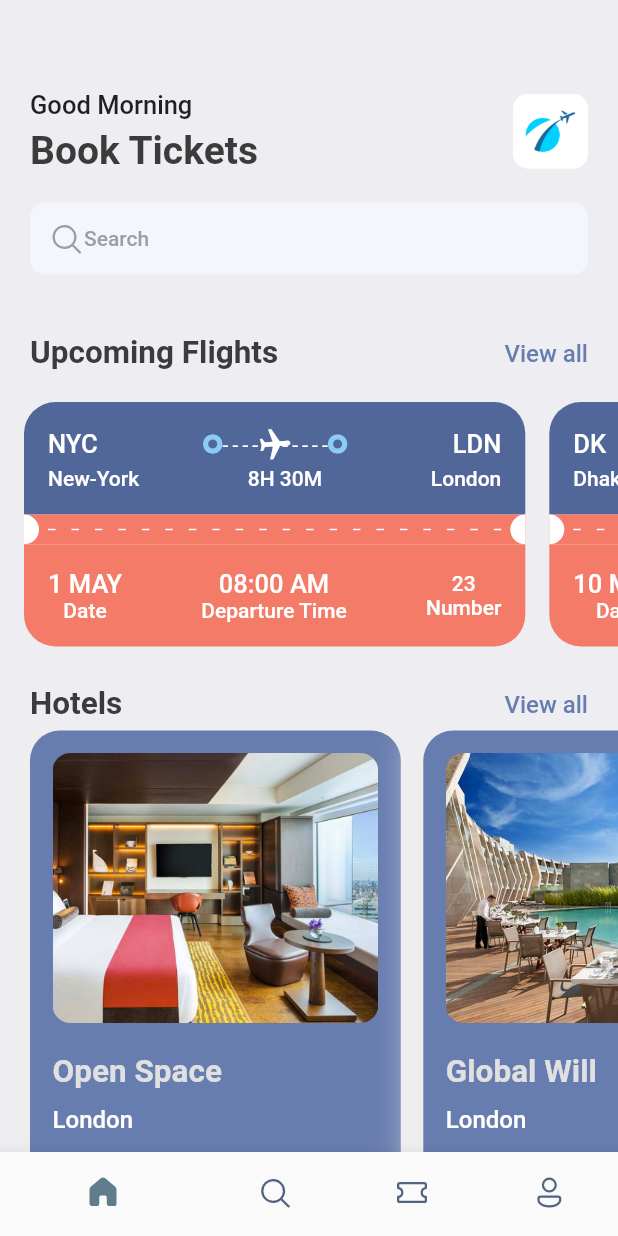
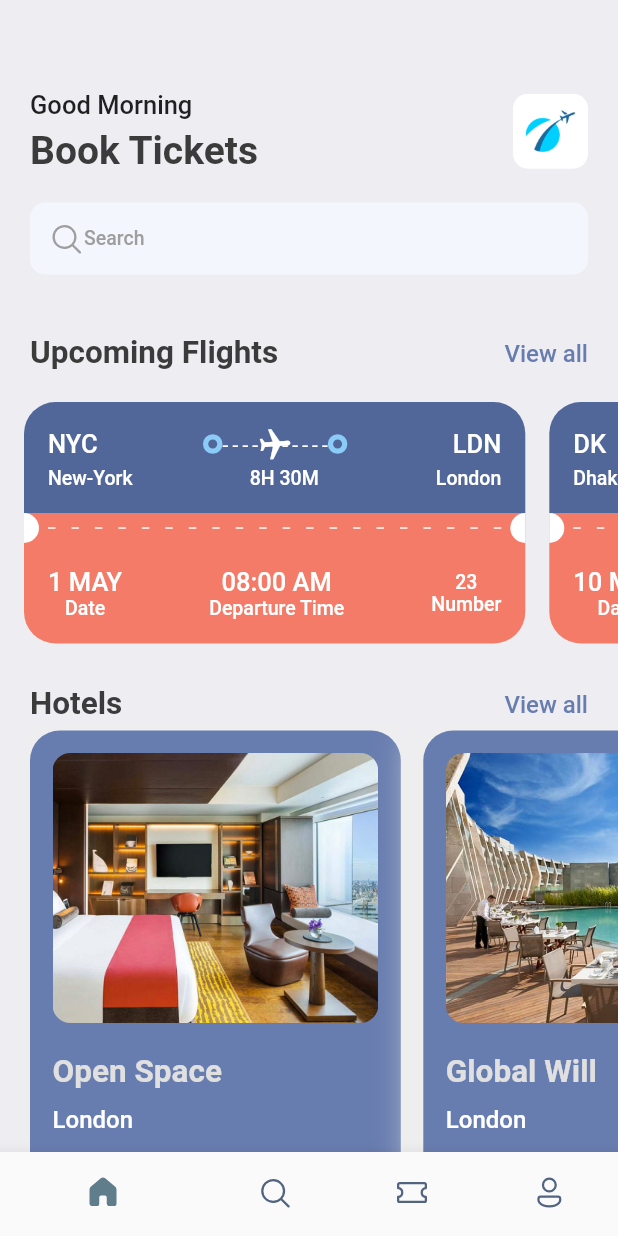
Before and after one commit to abhishek5239/ticket_booking_app, a Flutter app: the screen it shows after launch, on a phone screen of 412 x 824 dp. Run offline on Flutter 3.47's test engine with Material 2 defaults, Android fonts, the phone set to English and light mode, and no system bars; our stand-ins replace barcode_widget, fluentui_icons, gap, get.

Commit message:
second2 commite changed fontsize of headline4

```diff
--- a/lib/utils/app_styles.dart
+++ b/lib/utils/app_styles.dart
@@ -16,5 +16,5 @@ class Styles {
   static TextStyle headlinestyle3 =
       TextStyle(fontSize: 17, fontWeight: FontWeight.w500);
   static TextStyle headlinestyle4 = TextStyle(
-      fontSize: 14, color: Colors.grey.shade500, fontWeight: FontWeight.w500);
+      fontSize: 13, color: Colors.grey.shade500, fontWeight: FontWeight.w500);
 }
```
